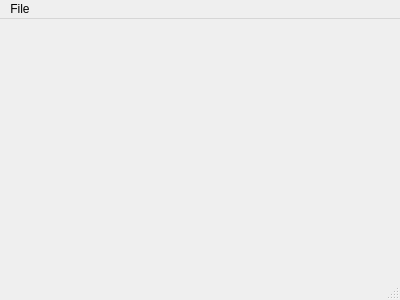
This is src/mainwindow.ui in trcwm/rocket2014 as Qt 5 draws it before an edit. The edited form follows.
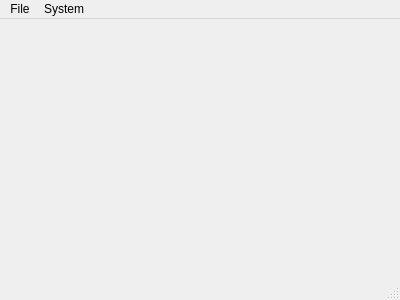
This is the edited form.

Commit message: implemented a custom view for disassembly, added system menu (only reset works for now), added mutexes to avoid read synchronization errors between GUI and Z80 simulation thread.

Patch:
```diff
--- a/src/mainwindow.ui
+++ b/src/mainwindow.ui
@@ -41,7 +41,16 @@
     <addaction name="separator"/>
     <addaction name="actionQuit"/>
    </widget>
+   <widget class="QMenu" name="menuSystem">
+    <property name="title">
+     <string>System</string>
+    </property>
+    <addaction name="actionReset"/>
+    <addaction name="actionHalt"/>
+    <addaction name="actionResume"/>
+   </widget>
    <addaction name="menuFile"/>
+   <addaction name="menuSystem"/>
   </widget>
   <widget class="QStatusBar" name="statusBar"/>
   <action name="actionLoad_ROM">
```
Left out of the diff: 15 changed lines with no effect on the pictures. The commit also changes 16 other files.
